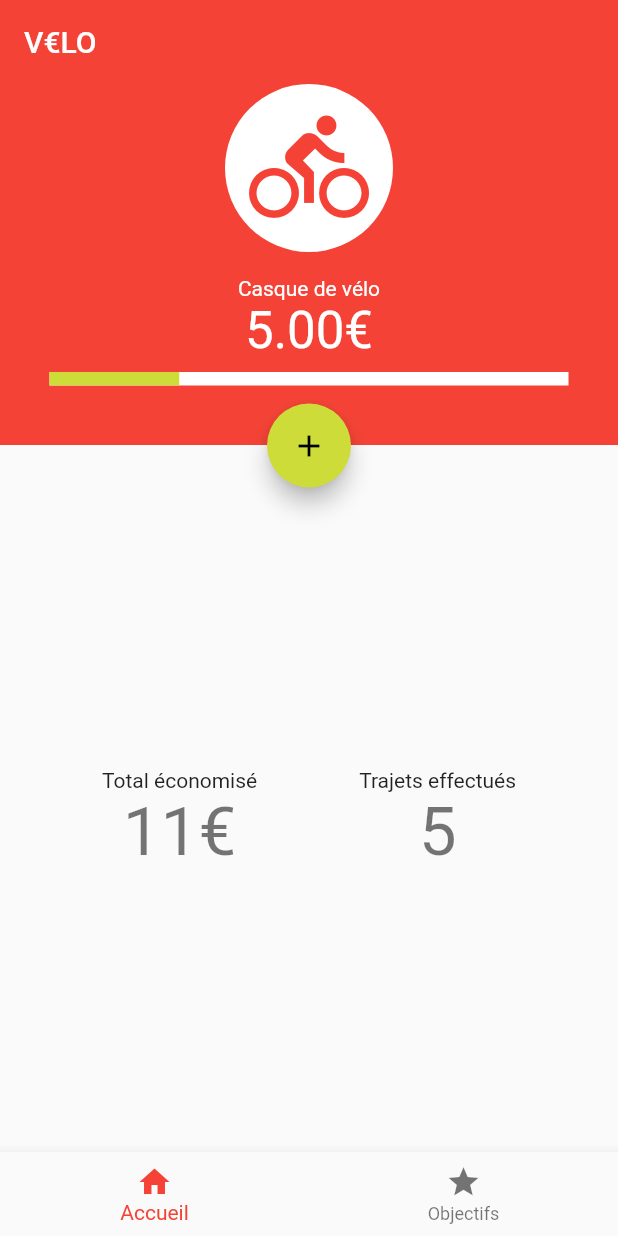
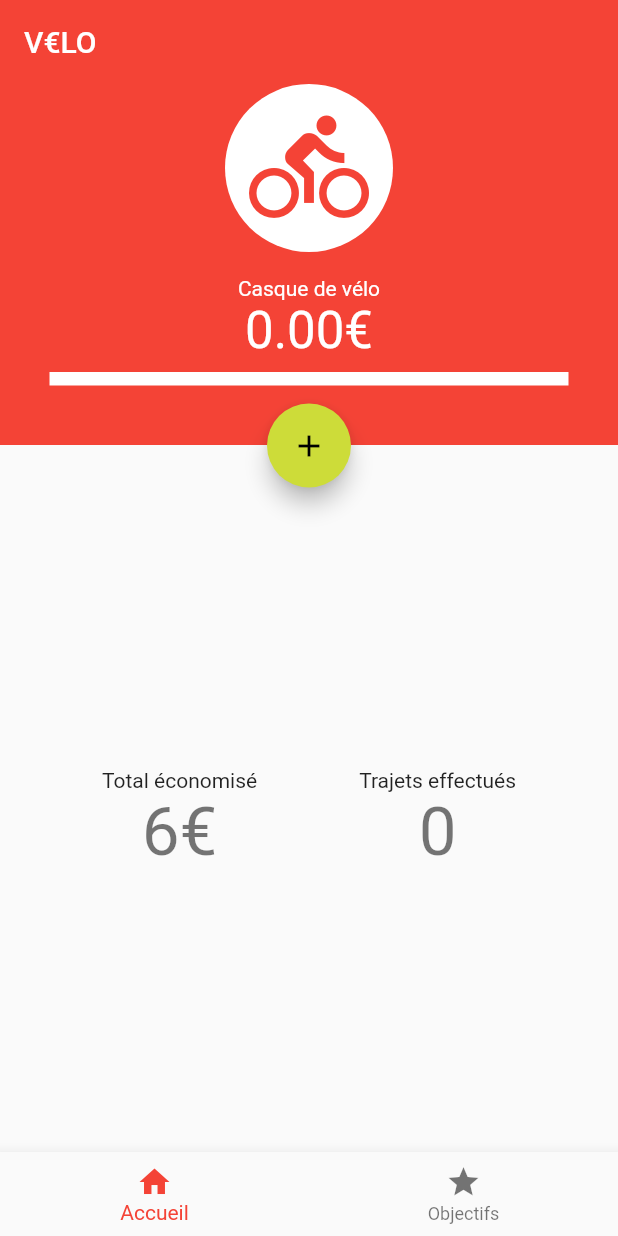
Before and after one commit to Neamar/v-lo, a Flutter app: the screen it shows after launch, on a phone screen of 412 x 824 dp. Run offline on Flutter 3.47's test engine with Material 2 defaults, Android fonts, the phone set to English and light mode, and no system bars; drawn by our look-alikes of percent_indicator; our stand-ins replace shared_preferences.

```diff
--- a/lib/home.dart
+++ b/lib/home.dart
@@ -7,7 +7,7 @@ import 'model.dart';
 class HomePage extends StatelessWidget {
   static const double ICON_SIZE = 80;
   static const radius = Radius.circular(ICON_SIZE);
-  String title;
+  final String title;
 
   HomePage({Key key, this.title}) : super(key: key);
 
@@ -121,8 +121,8 @@ class HomePage extends StatelessWidget {
 }
 
 class GlobalStats extends StatelessWidget {
-  String name;
-  String value;
+  final String name;
+  final String value;
 
   @override
   Widget build(BuildContext context) {
@@ -138,5 +138,5 @@ class GlobalStats extends StatelessWidget {
     );
   }
 
-  GlobalStats(String this.name, String this.value);
+  GlobalStats(this.name, this.value);
 }
--- a/lib/main.dart
+++ b/lib/main.dart
@@ -59,7 +59,14 @@ class _ScaffolderState extends State<Scaffolder> {
       ),
       body: ChangeNotifierProvider(
         builder: (context) => VeloModel(),
-        child: mainWidget,
+        child: Consumer<VeloModel>(builder: (context, model, child) {
+          if (model.isLoading) {
+            return Center(
+              child: CircularProgressIndicator(),
+            );
+          }
+          return mainWidget;
+        }),
       ),
       bottomNavigationBar: BottomNavigationBar(
         onTap: onTabTapped,
--- a/lib/model.dart
+++ b/lib/model.dart
@@ -1,32 +1,82 @@
 import 'dart:collection';
-
-import 'package:provider/provider.dart';
+import 'dart:developer';
 import 'package:flutter/material.dart';
+import 'package:shared_preferences/shared_preferences.dart';
 
 
 class Item {
   int price;
   int priceReimbursed;
+  int numberOfTrips;
   String name;
 
-  Item(this.price, this.priceReimbursed, this.name);
+  Item(String fromString) {
+    List<String> values = fromString.split("|");
+    price = int.parse(values[0]);
+    priceReimbursed = int.parse(values[1]);
+    numberOfTrips = int.parse(values[2]);
+    name = values[3];
+  }
 
   String getMoneySavedInEuros() {
     return (priceReimbursed / 100).toStringAsFixed(2);
   }
 
+  String toString() {
+    return this.price.toString() + "|" + this.priceReimbursed.toString() + "|" +
+        this.numberOfTrips.toString() + "|" + this.name.replaceAll("|", "");
+  }
+
 }
 
 class VeloModel extends ChangeNotifier {
-  int _numberOfTrips = 5;
+  static final SP_KEY = "items";
+
+  SharedPreferences _prefs;
 
   List<Item> _items = [];
+  bool isLoading = true;
 
   /// An unmodifiable view of the items in the cart.
   UnmodifiableListView<Item> get items => UnmodifiableListView(_items);
 
+  Future<List<Item>> readStateFromDisk() async {
+
+    _prefs = await SharedPreferences.getInstance();
+    if (!_prefs.containsKey(SP_KEY)) {
+      _prefs.setStringList(SP_KEY, ["2000|0|0|Casque de vélo"]);
+    }
+
+    List<String> itemsAsStrings = _prefs.getStringList(SP_KEY);
+    List<Item> items = [];
+
+    for (int i = 0; i < itemsAsStrings.length; i++) {
+      Item item = Item(itemsAsStrings[i]);
+      items.add(item);
+    }
+
+    return items;
+  }
+
+  void writeStateToDisk() async {
+    List<String> serialized = _items.map((item) {
+      return item.toString();
+    }).toList();
+
+    await _prefs.setStringList(SP_KEY, serialized);
+  }
+
   VeloModel() {
-    this._items = [Item(2000, 500, "Casque de vélo")];
+    log("Loading model");
+    readStateFromDisk().then((items) {
+      this.isLoading = false;
+      this._items = items;
+      log("Model loaded");
+
+      this.notifyListeners();
+    }).catchError((error) {
+      log(error.toString());
+    });
   }
 
   Item getCurrentItem() {
@@ -34,18 +84,27 @@ class VeloModel extends ChangeNotifier {
   }
 
   void addMoneyToCurrentItem(int value) {
-    getCurrentItem().priceReimbursed += value;
-    _numberOfTrips++;
+    Item item = getCurrentItem();
+    item.priceReimbursed += value;
+    item.numberOfTrips += 1;
     notifyListeners();
   }
 
   String getTotalMoneySavedInEuros() {
-    String r = ((getCurrentItem().priceReimbursed + 550) / 100).round().toString();
+    String r = ((getCurrentItem().priceReimbursed + 550) / 100)
+        .round()
+        .toString();
     return r;
   }
 
   int getTotalNumberOfTrips() {
-    return _numberOfTrips;
+    return this._items[0].numberOfTrips;
+  }
+
+  @override
+  void notifyListeners() {
+    writeStateToDisk();
+    super.notifyListeners();
   }
 
 }
--- a/pubspec.yaml
+++ b/pubspec.yaml
@@ -24,6 +24,7 @@ dependencies:
   # Use with the CupertinoIcons class for iOS style icons.
   cupertino_icons: ^0.1.2
   provider: ^3.1.0
+  shared_preferences: ^0.5.3
 
 dev_dependencies:
   flutter_test:
```
Also changed, not shown: pubspec.lock.
